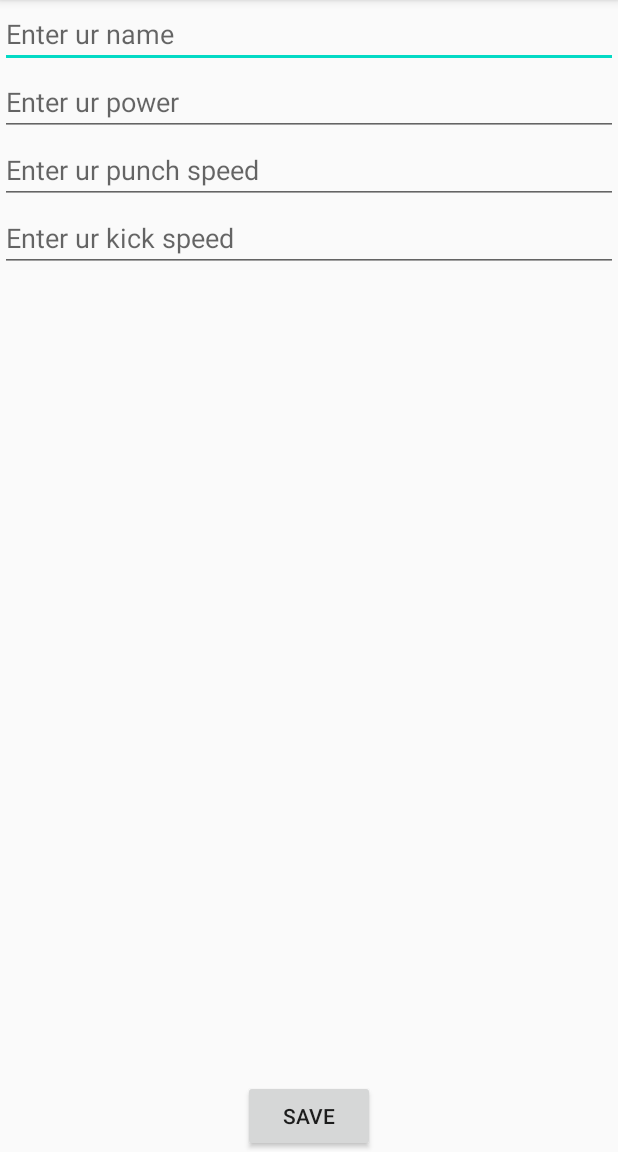
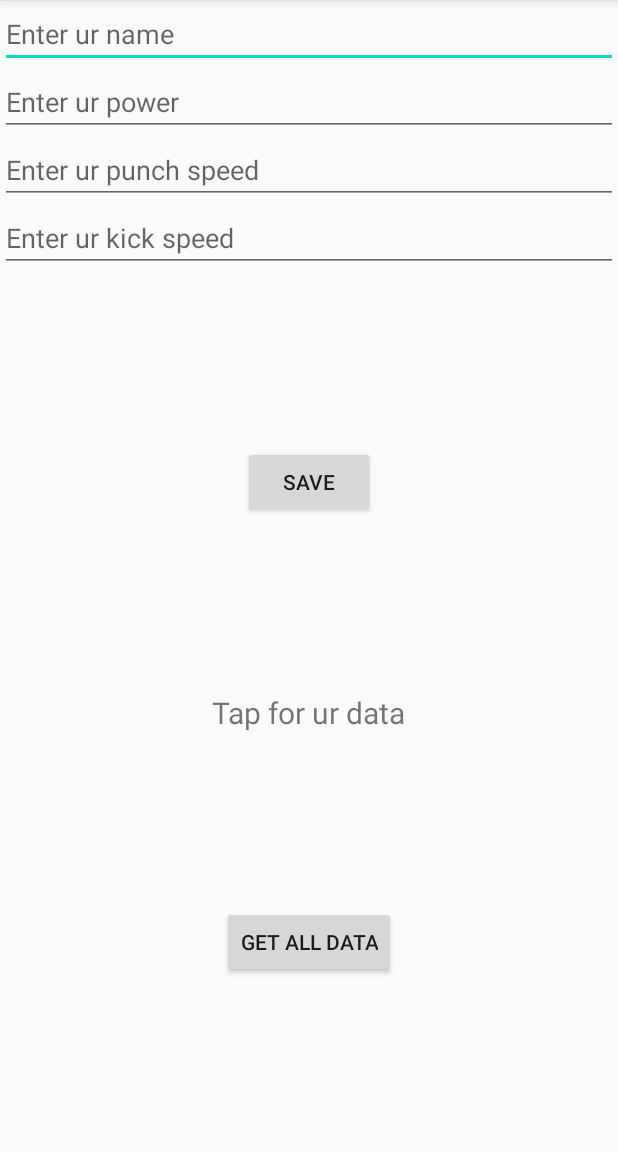
Before and after one commit to Ashutosh730/InstagramClone, an Android app: the screen it shows after launch (SignUp), on a phone screen of 412 x 824 dp, the part 84-1236 px from its top. Run offline under Robolectric (Android 15) with nearby library versions, the phone set to English and light mode, and no system bars; libraries missing offline, so code that uses them is left out: com.parse, com.shashank.sony; 1 statement that could not run was skipped.

Commit message:
Get data from parse serve

```diff
--- a/app/src/main/java/com/example/instagramclone/SignUp.java
+++ b/app/src/main/java/com/example/instagramclone/SignUp.java
@@ -2,48 +2,87 @@ package com.example.instagramclone;
 
 import android.os.Bundle;
 import android.view.View;
+import android.widget.Button;
 import android.widget.EditText;
+import android.widget.TextView;
 
 import androidx.appcompat.app.AppCompatActivity;
 
+import com.parse.FindCallback;
+import com.parse.GetCallback;
 import com.parse.ParseException;
 import com.parse.ParseObject;
-import com.parse.SaveCallback;
+import com.parse.ParseQuery;
 import com.shashank.sony.fancytoastlib.FancyToast;
+
+import java.util.List;
 
 public class SignUp extends AppCompatActivity {
 
     private EditText name,power,punch_speed,kick_speed;
+    private TextView data;
+    private Button all_data;
+    private String alldata;
+
     @Override
     protected void onCreate(Bundle savedInstanceState) {
         super.onCreate(savedInstanceState);
         setContentView(R.layout.activity_main);
 
+        all_data=findViewById(R.id.alldata);
+        data=findViewById(R.id.data);
         name=findViewById(R.id.name);
         power=findViewById(R.id.power);
         punch_speed=findViewById(R.id.punch_speed);
         kick_speed=findViewById(R.id.kick_speed);
 
+        data.setOnClickListener(new View.OnClickListener() {
+            @Override
+            public void onClick(View v) {
+                ParseQuery<ParseObject> parse=ParseQuery.getQuery("KickBoxer");
+                parse.getInBackground("vc0gNA4hXo", new GetCallback<ParseObject>() {
+                    @Override
+                    public void done(ParseObject object, ParseException e) {
+
+                        if(object!=null&&e==null)
+                        {
+                            data.setText(object.get("name")+"");
                         }
 
-    public void tapped(View v)
-    {
-        ParseObject kickboxer=new ParseObject("KickBoxer");
-        kickboxer.put("name",name.getText().toString());
-        kickboxer.put("punch_speed",Integer.parseInt(punch_speed.getText().toString()));
-        kickboxer.put("kick_speed",Integer.parseInt(kick_speed.getText().toString()));
-        kickboxer.put("power",Integer.parseInt(power.getText().toString()));
-        kickboxer.saveInBackground(new SaveCallback() {
+                    }
+                });
+            }
+        });
+
+        all_data.setOnClickListener(new View.OnClickListener() {
             @Override
-            public void done(ParseException e) {
+            public void onClick(View v) {
+
+                alldata="";
+                ParseQuery<ParseObject> all=ParseQuery.getQuery("KickBoxer");
+                all.findInBackground(new FindCallback<ParseObject>() {
+                    @Override
+                    public void done(List<ParseObject> objects, ParseException e) {
 
                         if(e==null)
                         {
-                    FancyToast.makeText(SignUp.this,"Ur data is saved",FancyToast.LENGTH_LONG,FancyToast.SUCCESS,true).show();
+                            if(objects.size()>0)
+                            {
+                                for(ParseObject i:objects)
+                                {
+                                    alldata=alldata+i.get("name")+"\n";
+                                }
+                                FancyToast.makeText(SignUp.this,alldata,FancyToast.LENGTH_LONG,FancyToast.SUCCESS,true).show();
                             }
                             else
-                    FancyToast.makeText(SignUp.this,"Oops not saved,Try again",FancyToast.LENGTH_LONG,FancyToast.ERROR,true).show();
+                                FancyToast.makeText(SignUp.this,"oops",FancyToast.LENGTH_LONG,FancyToast.ERROR,true).show();
+                        }
+
                     }
                 });
             }
+        });
+
     }
+
+}
--- a/app/src/main/res/layout/activity_main.xml
+++ b/app/src/main/res/layout/activity_main.xml
@@ -43,13 +43,35 @@
         />
 
     <Button
+        android:id="@+id/button2"
         android:layout_width="wrap_content"
         android:layout_height="wrap_content"
-        android:onClick="tapped"
         android:text="SAVE"
+        app:layout_constraintBottom_toTopOf="@id/data"
+        app:layout_constraintEnd_toEndOf="parent"
+        app:layout_constraintStart_toStartOf="parent"
+        app:layout_constraintTop_toBottomOf="@+id/kick_speed" />
+
+    <TextView
+        android:id="@+id/data"
+        android:layout_width="wrap_content"
+        android:layout_height="wrap_content"
+        android:text="Tap for ur data"
+        android:textSize="20dp"
+        app:layout_constraintBottom_toTopOf="@+id/alldata"
+        app:layout_constraintEnd_toEndOf="parent"
+        app:layout_constraintStart_toStartOf="parent"
+        app:layout_constraintTop_toBottomOf="@+id/button2" />
+
+    <Button
+        android:id="@+id/alldata"
+        android:layout_width="wrap_content"
+        android:layout_height="wrap_content"
+        android:text="Get all data"
         app:layout_constraintBottom_toBottomOf="parent"
         app:layout_constraintEnd_toEndOf="parent"
-        app:layout_constraintStart_toStartOf="parent" />
+        app:layout_constraintStart_toStartOf="parent"
+        app:layout_constraintTop_toBottomOf="@+id/data" />
 
 
 </androidx.constraintlayout.widget.ConstraintLayout>
```
Lines whose indentation alone changed are shown as unchanged.
